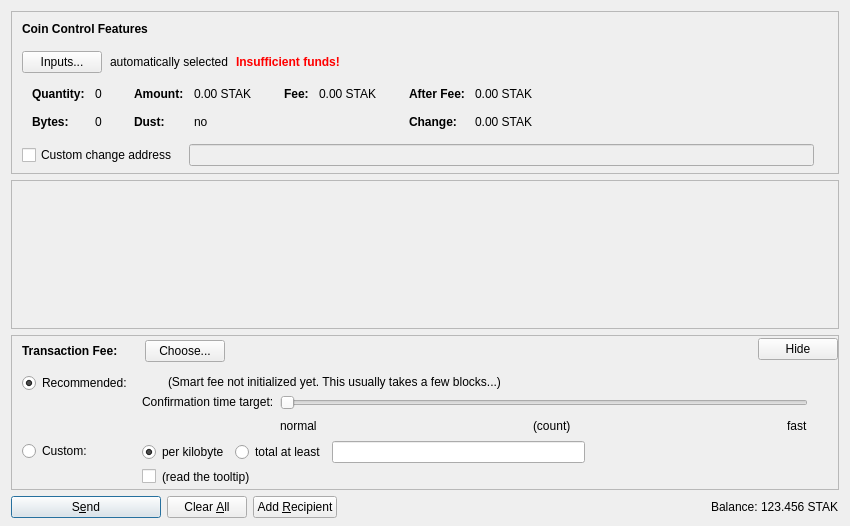
First picture: the form in src/qt/forms/sendcoinsdialog.ui, repository weycoin/weycoin, before the edit.
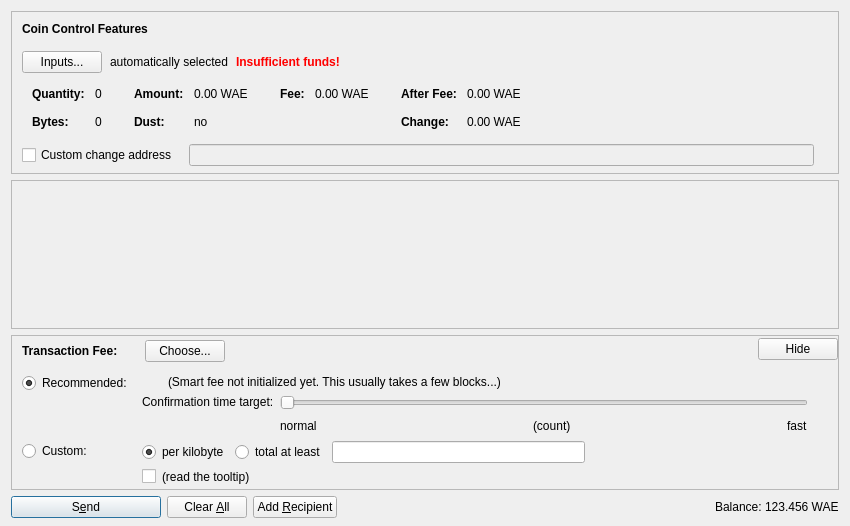
Second picture: the form after the edit. Icons and pictures are not drawn. Custom widgets are drawn as their Qt base class.

```diff
--- a/src/qt/forms/sendcoinsdialog.ui
+++ b/src/qt/forms/sendcoinsdialog.ui
@@ -324,7 +324,7 @@
                   <enum>Qt::ActionsContextMenu</enum>
                  </property>
                  <property name="text">
-                  <string notr="true">0.00 STAK</string>
+                  <string notr="true">0.00 WAE</string>
                  </property>
                  <property name="textInteractionFlags">
                   <set>Qt::LinksAccessibleByMouse|Qt::TextSelectableByKeyboard|Qt::TextSelectableByMouse</set>
@@ -404,7 +404,7 @@
                   <enum>Qt::ActionsContextMenu</enum>
                  </property>
                  <property name="text">
-                  <string notr="true">0.00 STAK</string>
+                  <string notr="true">0.00 WAE</string>
                  </property>
                  <property name="textInteractionFlags">
                   <set>Qt::LinksAccessibleByMouse|Qt::TextSelectableByKeyboard|Qt::TextSelectableByMouse</set>
@@ -455,7 +455,7 @@
                   <enum>Qt::ActionsContextMenu</enum>
                  </property>
                  <property name="text">
-                  <string notr="true">0.00 STAK</string>
+                  <string notr="true">0.00 WAE</string>
                  </property>
                  <property name="textInteractionFlags">
                   <set>Qt::LinksAccessibleByMouse|Qt::TextSelectableByKeyboard|Qt::TextSelectableByMouse</set>
@@ -484,7 +484,7 @@
                   <enum>Qt::ActionsContextMenu</enum>
                  </property>
                  <property name="text">
-                  <string notr="true">0.00 STAK</string>
+                  <string notr="true">0.00 WAE</string>
                  </property>
                  <property name="textInteractionFlags">
                   <set>Qt::LinksAccessibleByMouse|Qt::TextSelectableByKeyboard|Qt::TextSelectableByMouse</set>
@@ -1290,7 +1290,7 @@
           <cursorShape>IBeamCursor</cursorShape>
          </property>
          <property name="text">
-          <string notr="true">123.456 STAK</string>
+          <string notr="true">123.456 WAE</string>
          </property>
          <property name="textInteractionFlags">
           <set>Qt::LinksAccessibleByMouse|Qt::TextSelectableByKeyboard|Qt::TextSelectableByMouse</set>
```
